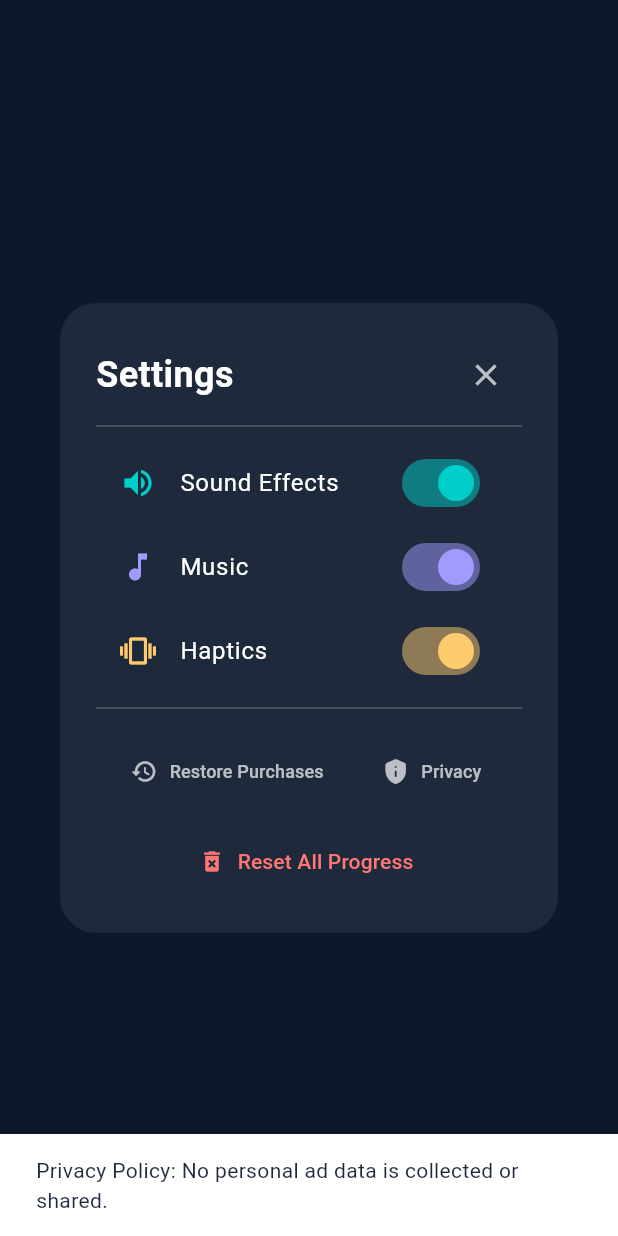
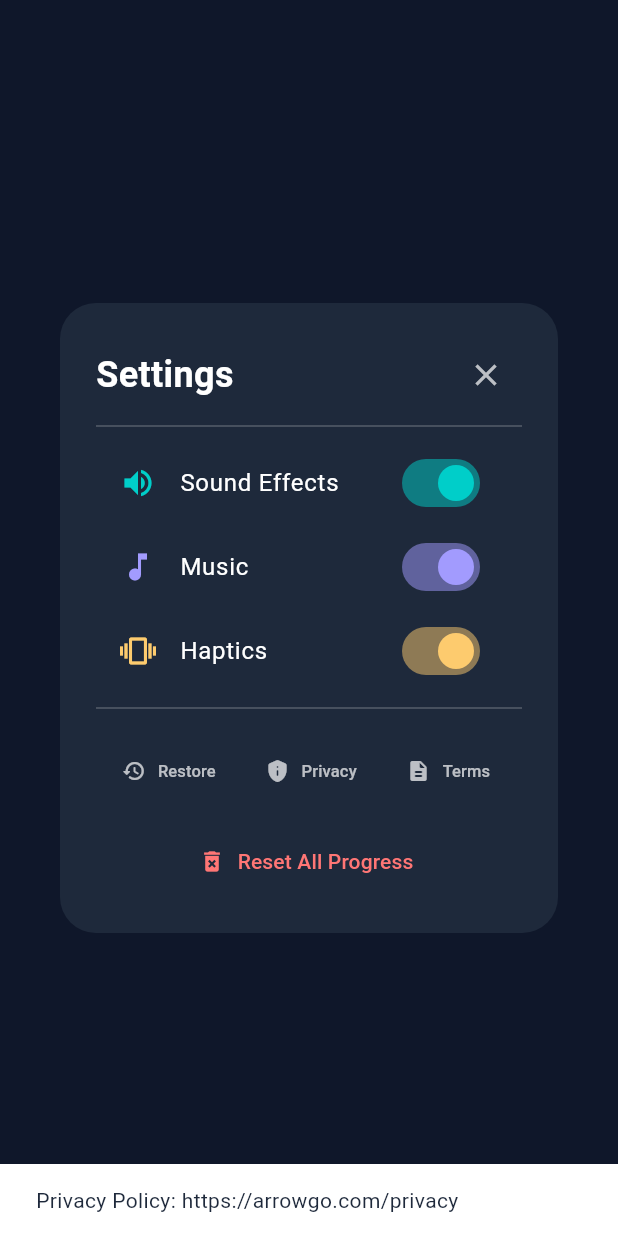
Before and after one commit to Mubasher112/arrow_out, a Flutter app: the SettingsDialog widget shown alone on an empty page, opened directly with empty values, after a tap on "Privacy", on a phone screen of 412 x 824 dp. Run offline on Flutter 3.47's test engine with Material 3 defaults, Android fonts, the phone set to English and light mode, and no system bars; our stand-ins replace shared_preferences; accounts and stored records are empty; statements that could not run were skipped.

Commit message:
ARROW-010 - prepare production release and store configuration

```diff
--- a/lib/config/environment.dart
+++ b/lib/config/environment.dart
@@ -1,25 +1,72 @@
-enum Environment {
-  debug,
-  release,
+enum AppEnvironment {
+  development,
+  staging,
+  production,
 }
 
+/// Central production environment configuration and feature flags container.
 class AppConfig {
   final String appName;
   final String appId;
   final String version;
-  final Environment environment;
+  final AppEnvironment environment;
+  final String apiBaseUrl;
+  final String privacyPolicyUrl;
+  final String termsOfServiceUrl;
+  final Map<String, bool> featureFlags;
 
   const AppConfig({
     required this.appName,
     required this.appId,
     required this.version,
     required this.environment,
+    required this.apiBaseUrl,
+    required this.privacyPolicyUrl,
+    required this.termsOfServiceUrl,
+    required this.featureFlags,
   });
 
-  static const AppConfig defaultConfig = AppConfig(
+  bool isFeatureEnabled(String flag) => featureFlags[flag] ?? true;
+
+  static const AppConfig production = AppConfig(
     appName: 'Arrow Path',
     appId: 'com.arrowgo.puzzle.arrow_path',
     version: '1.0.0+1',
-    environment: Environment.debug,
+    environment: AppEnvironment.production,
+    apiBaseUrl: 'https://api.arrowgo.com/v1',
+    privacyPolicyUrl: 'https://arrowgo.com/privacy',
+    termsOfServiceUrl: 'https://arrowgo.com/terms',
+    featureFlags: {
+      'ads': true,
+      'rewardedAds': true,
+      'purchases': true,
+      'leaderboards': true,
+      'friends': true,
+      'events': true,
+      'notifications': true,
+      'analytics': true,
+    },
   );
+
+  static const AppConfig development = AppConfig(
+    appName: 'Arrow Path [DEV]',
+    appId: 'com.arrowgo.puzzle.arrow_path.dev',
+    version: '1.0.0+1',
+    environment: AppEnvironment.development,
+    apiBaseUrl: 'https://dev-api.arrowgo.com/v1',
+    privacyPolicyUrl: 'https://arrowgo.com/privacy',
+    termsOfServiceUrl: 'https://arrowgo.com/terms',
+    featureFlags: {
+      'ads': true,
+      'rewardedAds': true,
+      'purchases': true,
+      'leaderboards': true,
+      'friends': true,
+      'events': true,
+      'notifications': true,
+      'analytics': true,
+    },
+  );
+
+  static const AppConfig defaultConfig = production;
 }
--- a/lib/ui/widgets/settings_dialog.dart
+++ b/lib/ui/widgets/settings_dialog.dart
@@ -1,4 +1,5 @@
 import 'package:flutter/material.dart';
+import '../../config/environment.dart';
 import '../../domain/repositories/game_repository.dart';
 import '../../services/audio_service.dart';
 import '../../services/monetization_service.dart';
@@ -78,6 +79,7 @@ class _SettingsDialogState extends State<SettingsDialog> {
   Widget build(BuildContext context) {
     final service = widget.monetizationService;
     final adsRemoved = service?.adsRemoved ?? false;
+    final config = AppConfig.defaultConfig;
 
     return Dialog(
       shape: RoundedRectangleBorder(borderRadius: BorderRadius.circular(24)),
@@ -172,21 +174,30 @@ class _SettingsDialogState extends State<SettingsDialog> {
 
             const SizedBox(height: 8),
 
-            // Restore Purchases & Privacy
+            // Restore Purchases & Legal Links
             Row(
               mainAxisAlignment: MainAxisAlignment.spaceEvenly,
               children: [
                 TextButton.icon(
-                  icon: const Icon(Icons.restore_rounded, size: 18, color: Colors.white70),
-                  label: const Text('Restore Purchases', style: TextStyle(color: Colors.white70, fontSize: 12)),
+                  icon: const Icon(Icons.restore_rounded, size: 16, color: Colors.white70),
+                  label: const Text('Restore', style: TextStyle(color: Colors.white70, fontSize: 11)),
                   onPressed: _isPurchasing ? null : _handleRestorePurchases,
                 ),
                 TextButton.icon(
-                  icon: const Icon(Icons.privacy_tip_rounded, size: 18, color: Colors.white70),
-                  label: const Text('Privacy', style: TextStyle(color: Colors.white70, fontSize: 12)),
+                  icon: const Icon(Icons.privacy_tip_rounded, size: 16, color: Colors.white70),
+                  label: const Text('Privacy', style: TextStyle(color: Colors.white70, fontSize: 11)),
                   onPressed: () {
                     ScaffoldMessenger.of(context).showSnackBar(
-                      const SnackBar(content: Text('Privacy Policy: No personal ad data is collected or shared.')),
+                      SnackBar(content: Text('Privacy Policy: ${config.privacyPolicyUrl}')),
+                    );
+                  },
+                ),
+                TextButton.icon(
+                  icon: const Icon(Icons.description_rounded, size: 16, color: Colors.white70),
+                  label: const Text('Terms', style: TextStyle(color: Colors.white70, fontSize: 11)),
+                  onPressed: () {
+                    ScaffoldMessenger.of(context).showSnackBar(
+                      SnackBar(content: Text('Terms of Service: ${config.termsOfServiceUrl}')),
                     );
                   },
                 ),
```
Also changed, not shown: lib/services/crash_reporting_service.dart (added, +35 -0 lines), 4 other files.
